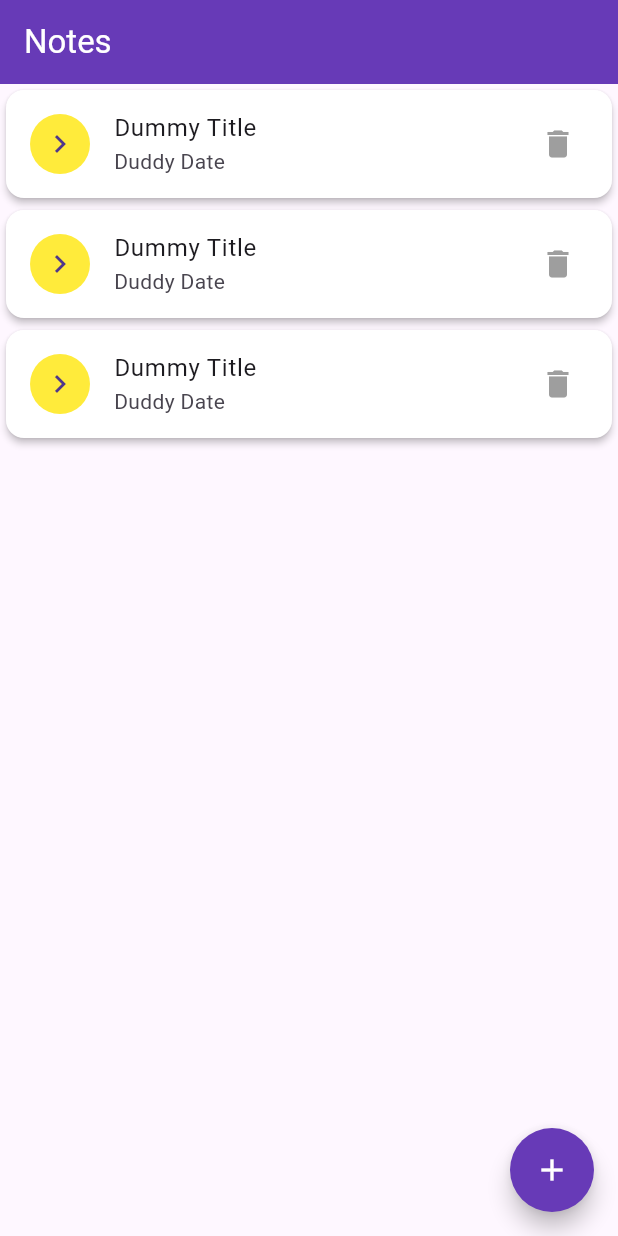
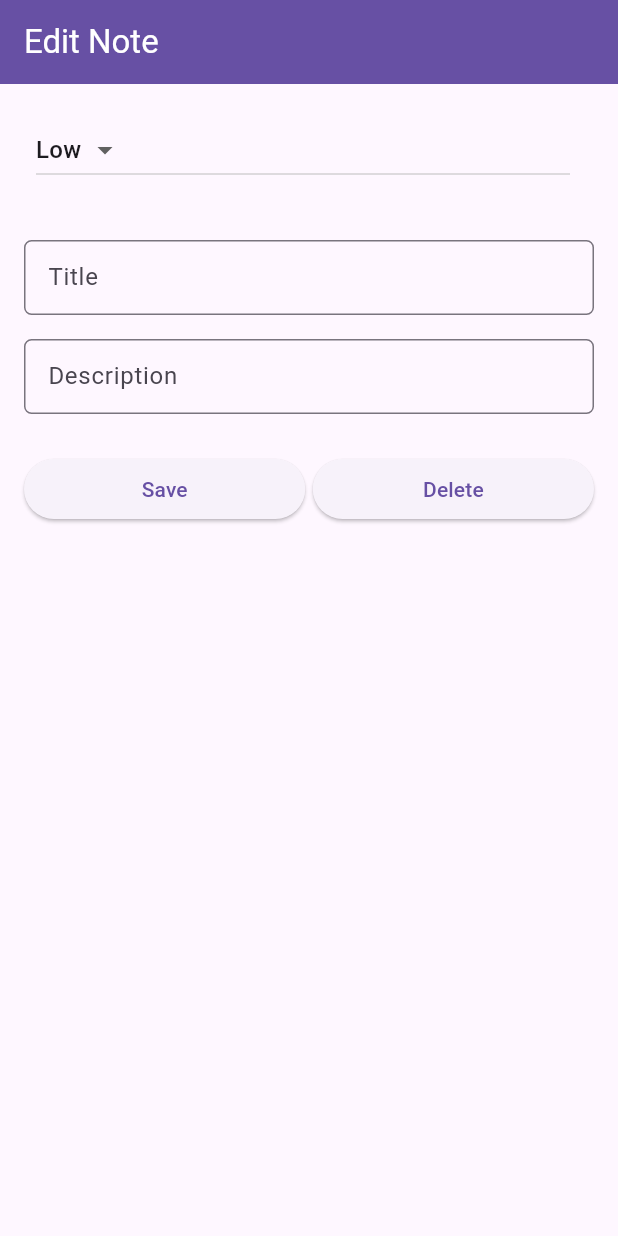
Before and after one commit to Ehsan973/flutter_note_keeper_app, a Flutter app: the screen it shows after launch, on a phone screen of 412 x 824 dp. Run offline on Flutter 3.47's test engine with Material 3 defaults, Android fonts, the phone set to English and light mode, and no system bars.

Commit message:
Add Note Detail Screen

```diff
--- a/lib/main.dart
+++ b/lib/main.dart
@@ -1,4 +1,5 @@
 import 'package:flutter/material.dart';
+import 'package:note_keeper_app/screens/note_detail_screen.dart';
 import 'package:note_keeper_app/screens/note_list_screen.dart';
 
 void main() {
@@ -17,7 +18,7 @@ class MyApp extends StatelessWidget {
       theme: ThemeData(
         primarySwatch: Colors.deepPurple,
       ),
-      home: const NoteListScreen(),
+      home: const NoteDetailScreen(),
     );
   }
 }
--- a/lib/screens/note_detail_screen.dart
+++ b/lib/screens/note_detail_screen.dart
@@ -0,0 +1,112 @@
+import 'package:flutter/material.dart';
+
+class NoteDetailScreen extends StatefulWidget {
+  const NoteDetailScreen({super.key});
+
+  @override
+  State<NoteDetailScreen> createState() => _NoteDetailScreenState();
+}
+
+class _NoteDetailScreenState extends State<NoteDetailScreen> {
+  static final _priorities = ['High', 'Low'];
+
+  String? _selectedUserValue = 'Low';
+
+  final TextEditingController titleController = TextEditingController();
+  final TextEditingController descriptionController = TextEditingController();
+
+  @override
+  Widget build(BuildContext context) {
+    return Scaffold(
+      appBar: AppBar(
+        title: const Text(
+          'Edit Note',
+          style: TextStyle(color: Colors.white),
+        ),
+        backgroundColor: Theme.of(context).primaryColor,
+        elevation: 0,
+      ),
+      body: Padding(
+        padding: const EdgeInsets.symmetric(horizontal: 8, vertical: 12),
+        child: ListView(
+          children: [
+            ListTile(
+              title: DropdownButton(
+                items: _priorities.map((String dropDownStringItem) {
+                  return DropdownMenuItem<String>(
+                    value: dropDownStringItem,
+                    child: Text(dropDownStringItem),
+                  );
+                }).toList(),
+                value: _selectedUserValue,
+                onChanged: (valueSelectedByUser) {
+                  setState(() {
+                    _selectedUserValue = valueSelectedByUser;
+                  });
+                },
+              ),
+            ),
+            const SizedBox(height: 20),
+            Padding(
+              padding: const EdgeInsets.all(8),
+              child: TextField(
+                controller: titleController,
+                style: const TextStyle(fontSize: 12),
+                onChanged: (value) {},
+                decoration: InputDecoration(
+                  labelText: 'Title',
+                  labelStyle: const TextStyle(),
+                  border: OutlineInputBorder(
+                    borderRadius: BorderRadius.circular(5),
+                  ),
+                ),
+              ),
+            ),
+            Padding(
+              padding: const EdgeInsets.symmetric(horizontal: 8, vertical: 8),
+              child: TextField(
+                controller: descriptionController,
+                style: const TextStyle(fontSize: 12),
+                onChanged: (value) {},
+                decoration: InputDecoration(
+                  labelText: 'Description',
+                  labelStyle: const TextStyle(),
+                  border: OutlineInputBorder(
+                    borderRadius: BorderRadius.circular(5),
+                  ),
+                ),
+              ),
+            ),
+            const SizedBox(
+              height: 10,
+            ),
+            Padding(
+              padding: const EdgeInsets.all(8),
+              child: Row(
+                children: [
+                  Expanded(
+                    child: ElevatedButton(
+                      onPressed: () {
+                        debugPrint('Save button clicked!');
+                      },
+                      child: const Text('Save'),
+                    ),
+                  ),
+                  const SizedBox(width: 5),
+                  Expanded(
+                    child: ElevatedButton(
+                      onPressed: () {
+                        debugPrint('Delete button clicked!');
+                      },
+                      child: const Text('Delete'),
+                    ),
+                  ),
+                ],
+              ),
+            )
+          ],
+        ),
+      ),
+    );
+  }
+}
```
